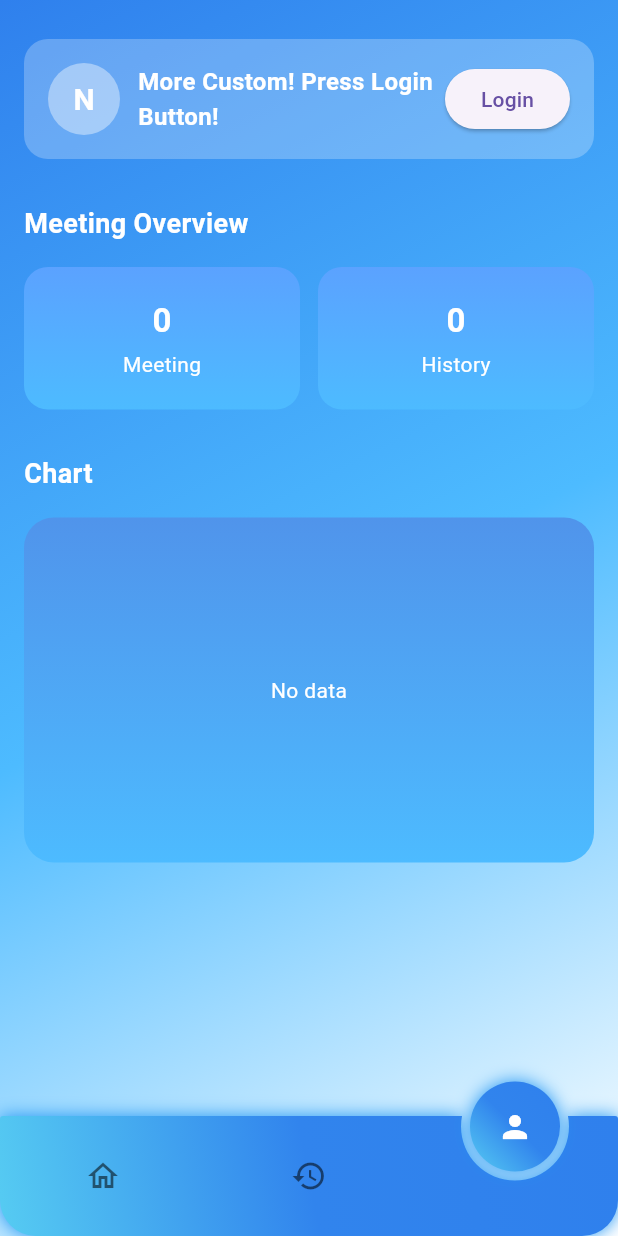
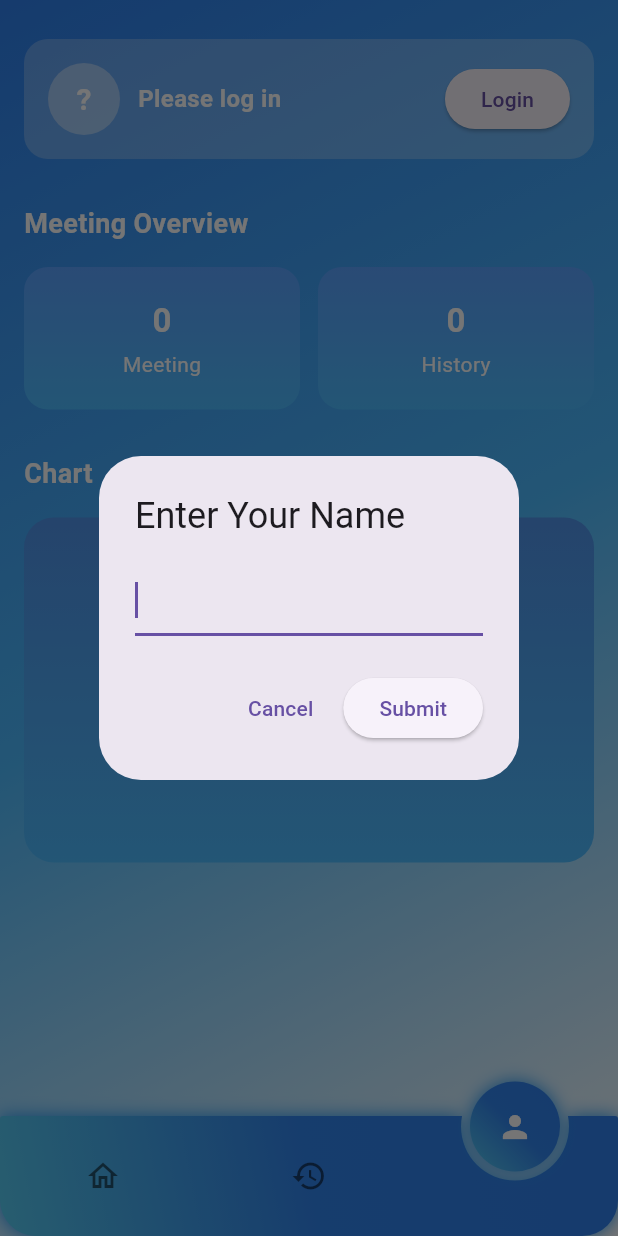
Before and after one commit to luy-virak/MEETWHO_APP, a Flutter app: the screen it shows after launch, item 3 of the bottom bar chosen, after a tap on "Login", on a phone screen of 412 x 824 dp. Run offline on Flutter 3.47's test engine with Material 3 defaults, Android fonts, the phone set to English and light mode, and no system bars; drawn by our look-alikes of circle_nav_bar; our stand-ins replace fl_chart; accounts and stored records are empty.

Commit message:
Update History(Swip delete), user model and update user_profile semi-login

```diff
--- /dev/null
+++ b/lib/data/user_repository.dart
@@ -0,0 +1,3 @@
+import 'package:meetwho/model/user.dart';
+
+User? currentUser;
--- /dev/null
+++ b/lib/model/user.dart
@@ -0,0 +1,13 @@
+class User {
+  final String name;
+
+  User({required this.name});
+
+  String get initials {
+    final parts = name.trim().split(RegExp(r'\s+'));
+    if (parts.isEmpty) return '';
+    final first = parts.first.isNotEmpty ? parts.first[0] : '';
+    final last = parts.length > 1 && parts.last.isNotEmpty ? parts.last[0] : '';
+    return (first + last).toUpperCase();
+  }
+}
--- a/lib/ui/history_screen.dart
+++ b/lib/ui/history_screen.dart
@@ -1,7 +1,7 @@
 import 'package:flutter/material.dart';
 import 'package:meetwho/data/list_repository.dart' as repository;
 import 'package:meetwho/model/profile.dart';
-import 'package:meetwho/ui/list.dart' as list_page; // Aliased import
+import 'package:meetwho/ui/list.dart' as list_page;
 import 'package:meetwho/ui/detail.dart' as detailpage;
 
 class HistoryScreen extends StatefulWidget {
@@ -12,28 +12,63 @@ class HistoryScreen extends StatefulWidget {
 }
 
 class _HistoryScreenState extends State<HistoryScreen> {
-  List<Profile> get _pastMeetings {
-    final now = DateTime.now(); // The exact current time
-    final List<Profile> past = [];
+  Map<String, List<Profile>> _getGroupedPastMeetings() {
+    final Map<String, List<Profile>> grouped = {};
+    final now = DateTime.now();
+    final today = DateTime(now.year, now.month, now.day);
+    final yesterday = today.subtract(const Duration(days: 1));
 
-    for (final profile in repository.dummylistitem) {
+    // Get all past meetings and sort them newest to oldest first
+    final pastMeetings = repository.dummylistitem.where((p) {
       try {
-        final meetingDateTime = DateTime.parse('${profile.date} ${profile.time}');
-        // Check if the meeting time is before the exact current time.
-        if (meetingDateTime.isBefore(now)) {
-          past.add(profile);
+        final meetingDateTime = DateTime.parse('${p.date} ${p.time}');
+        return meetingDateTime.isBefore(now);
+      } catch (e) {
+        return false;
       }
-      } catch (e) {
-        // Ignore profiles with invalid date/time formats
-      }
-    }
-    // Sort from newest to oldest
-    past.sort((a, b) {
+    }).toList();
+
+    pastMeetings.sort((a, b) {
       final dateTimeA = DateTime.parse('${a.date} ${a.time}');
       final dateTimeB = DateTime.parse('${b.date} ${b.time}');
-      return dateTimeB.compareTo(dateTimeA); // Newest first
+      return dateTimeB.compareTo(dateTimeA);
     });
-    return past;
+
+    // Group the sorted meetings
+    for (final profile in pastMeetings) {
+      final meetingDate = DateTime.parse(profile.date);
+      final meetingDay = DateTime(meetingDate.year, meetingDate.month, meetingDate.day);
+
+      String key;
+      if (meetingDay == today) {
+        key = 'Today';
+      } else if (meetingDay == yesterday) {
+        key = 'Yesterday';
+      } else {
+        key = profile.date; // Use the date string as the key for older items
+      }
+
+      if (grouped[key] == null) {
+        grouped[key] = [];
+      }
+      grouped[key]!.add(profile);
+    }
+
+    return grouped;
+  }
+
+  Future<void> _handleDelete(Profile profile) async {
+    // Find the index of the profile to delete from the *original* list.
+    final indexToDelete = repository.dummylistitem.indexWhere(
+      (p) => p.name == profile.name && p.date == profile.date && p.time == profile.time,
+    );
+
+    if (indexToDelete != -1) {
+      await repository.removeProfileAt(indexToDelete);
+      setState(() {
+        // The UI will rebuild and meetings will be regrouped.
+      });
+    }
   }
 
   @override
@@ -45,15 +80,78 @@ class _HistoryScreenState extends State<HistoryScreen> {
       ),
     );
 
-    if (_pastMeetings.isNotEmpty) {
+    final groupedMeetings = _getGroupedPastMeetings();
+
+    // Flatten the map into a single list for the ListView.builder
+    final List<dynamic> displayItems = [];
+    groupedMeetings.forEach((key, profiles) {
+      displayItems.add(key); // Add header
+      displayItems.addAll(profiles); // Add profiles for that header
+    });
+
+    if (displayItems.isNotEmpty) {
       content = ListView.builder(
         padding: const EdgeInsets.only(top: 8, bottom: 8),
-        itemCount: _pastMeetings.length,
+        itemCount: displayItems.length,
         itemBuilder: (context, index) {
-          final profile = _pastMeetings[index];
+          final item = displayItems[index];
+
+          if (item is String) {
+            // This is a header item
+            return Padding(
+              padding: const EdgeInsets.only(left: 16, right: 16, top: 16, bottom: 4),
+              child: Text(
+                item,
+                style: const TextStyle(
+                  color: Colors.white,
+                  fontWeight: FontWeight.bold,
+                  fontSize: 16,
+                ),
+              ),
+            );
+          } else if (item is Profile) {
+            // This is a Profile item
+            final profile = item;
             return Padding(
               padding: const EdgeInsets.symmetric(horizontal: 16, vertical: 8),
-            child: list_page.MeetingCard( // Use aliased import
+              child: Dismissible(
+                key: ValueKey('${profile.name}-${profile.date}-${profile.time}'),
+                direction: DismissDirection.endToStart,
+                background: ClipRRect(
+                  borderRadius: BorderRadius.circular(18),
+                  child: Container(
+                    color: Colors.red,
+                    alignment: Alignment.centerRight,
+                    padding: const EdgeInsets.only(right: 20),
+                    child: const Icon(Icons.delete, color: Colors.white, size: 28),
+                  ),
+                ),
+                confirmDismiss: (direction) async {
+                  return await showDialog<bool>(
+                        context: context,
+                        builder: (context) => AlertDialog(
+                          title: const Text('Delete Meeting'),
+                          content: const Text(
+                            'Are you sure you want to delete this meeting from history?',
+                          ),
+                          actions: [
+                            TextButton(
+                              onPressed: () => Navigator.of(context).pop(false),
+                              child: const Text('Cancel'),
+                            ),
+                            TextButton(
+                              onPressed: () => Navigator.of(context).pop(true),
+                              child: const Text('Delete'),
+                            ),
+                          ],
+                        ),
+                      ) ??
+                      false;
+                },
+                onDismissed: (direction) {
+                  _handleDelete(profile);
+                },
+                child: list_page.MeetingCard(
                   profile: profile,
                   onTap: () {
                     Navigator.push(
@@ -64,7 +162,10 @@ class _HistoryScreenState extends State<HistoryScreen> {
                     );
                   },
                 ),
+              ),
             );
+          }
+          return const SizedBox.shrink();
         },
       );
     }
--- a/lib/ui/user_profile.dart
+++ b/lib/ui/user_profile.dart
@@ -1,12 +1,67 @@
 import 'package:flutter/material.dart';
 import 'package:meetwho/data/list_repository.dart' as repository;
 import 'package:meetwho/data/enums/category.dart';
+import 'package:meetwho/model/user.dart';
+import 'package:meetwho/data/user_repository.dart' as user_repo;
 
 import 'package:meetwho/ui/widgets/category_pie_chart.dart';
 import 'package:meetwho/ui/widgets/overview_card.dart';
 
-class UserProfileScreen extends StatelessWidget {
+class UserProfileScreen extends StatefulWidget {
   const UserProfileScreen({super.key});
+
+  @override
+  State<UserProfileScreen> createState() => _UserProfileScreenState();
+}
+
+class _UserProfileScreenState extends State<UserProfileScreen> {
+  Future<void> _showLoginDialog() async {
+    final nameController = TextEditingController();
+    final formKey = GlobalKey<FormState>();
+
+    final name = await showDialog<String>(
+      context: context,
+      builder: (context) => AlertDialog(
+        title: const Text('Enter Your Name'),
+        content: Form(
+          key: formKey,
+          child: TextFormField(
+            controller: nameController,
+            autofocus: true,
+            validator: (value) => (value == null || value.trim().isEmpty)
+                ? 'Please enter a name'
+                : null,
+          ),
+        ),
+        actions: [
+          TextButton(
+            onPressed: () => Navigator.of(context).pop(),
+            child: const Text('Cancel'),
+          ),
+          ElevatedButton(
+            onPressed: () {
+              if (formKey.currentState!.validate()) {
+                Navigator.of(context).pop(nameController.text.trim());
+              }
+            },
+            child: const Text('Submit'),
+          ),
+        ],
+      ),
+    );
+
+    if (name != null && name.isNotEmpty) {
+      setState(() {
+        user_repo.currentUser = User(name: name);
+      });
+    }
+  }
+
+  void _logout() {
+    setState(() {
+      user_repo.currentUser = null;
+    });
+  }
 
   // Helper to convert the string 'purpose' from Profile to a Category enum
   Category _mapStringToCategory(String interest) {
@@ -29,14 +84,13 @@ class UserProfileScreen extends StatelessWidget {
   // Calculate the number of past meetings. [History]
   int get _historyCount {
     final now = DateTime.now();
-    final today = DateTime(now.year, now.month, now.day);
     int count = 0;
 
     for (final profile in repository.dummylistitem) {
       try {
         // Profile stores date as 'YYYY-MM-DD' and time as 'HH:mm'
         final meetingDateTime = DateTime.parse('${profile.date} ${profile.time}');
-        if (meetingDateTime.isBefore(today)) {
+        if (meetingDateTime.isBefore(now)) {
           count++;
         }
       } catch (e) {
@@ -64,6 +118,8 @@ class UserProfileScreen extends StatelessWidget {
 
   @override
   Widget build(BuildContext context) {
+    final user = user_repo.currentUser;
+
     return Scaffold(
       backgroundColor: Colors.transparent,
       body: SafeArea(
@@ -86,9 +142,9 @@ class UserProfileScreen extends StatelessWidget {
                     CircleAvatar(
                       radius: 24,
                       backgroundColor: Colors.white.withOpacity(0.4),
-                      child: const Text(
-                        "N",
-                        style: TextStyle(
+                      child: Text(
+                        user?.initials ?? '?',
+                        style: const TextStyle(
                           color: Colors.white,
                           fontSize: 20,
                           fontWeight: FontWeight.bold,
@@ -96,10 +152,10 @@ class UserProfileScreen extends StatelessWidget {
                       ),
                     ),
                     const SizedBox(width: 12),
-                    const Expanded(
+                    Expanded(
                       child: Text(
-                        "More Custom! Press Login Button!",
-                        style: TextStyle(
+                        user?.name ?? 'Please log in',
+                        style: const TextStyle(
                           color: Colors.white,
                           fontSize: 16,
                           fontWeight: FontWeight.w600,
@@ -107,8 +163,8 @@ class UserProfileScreen extends StatelessWidget {
                       ),
                     ),
                     ElevatedButton(
-                      onPressed: () {},
-                      child: const Text("Login"),
+                      onPressed: user == null ? _showLoginDialog : _logout,
+                      child: Text(user == null ? 'Login' : 'Logout'),
                     ),
                   ],
                 ),
```
Lines whose indentation alone changed are shown as unchanged.
